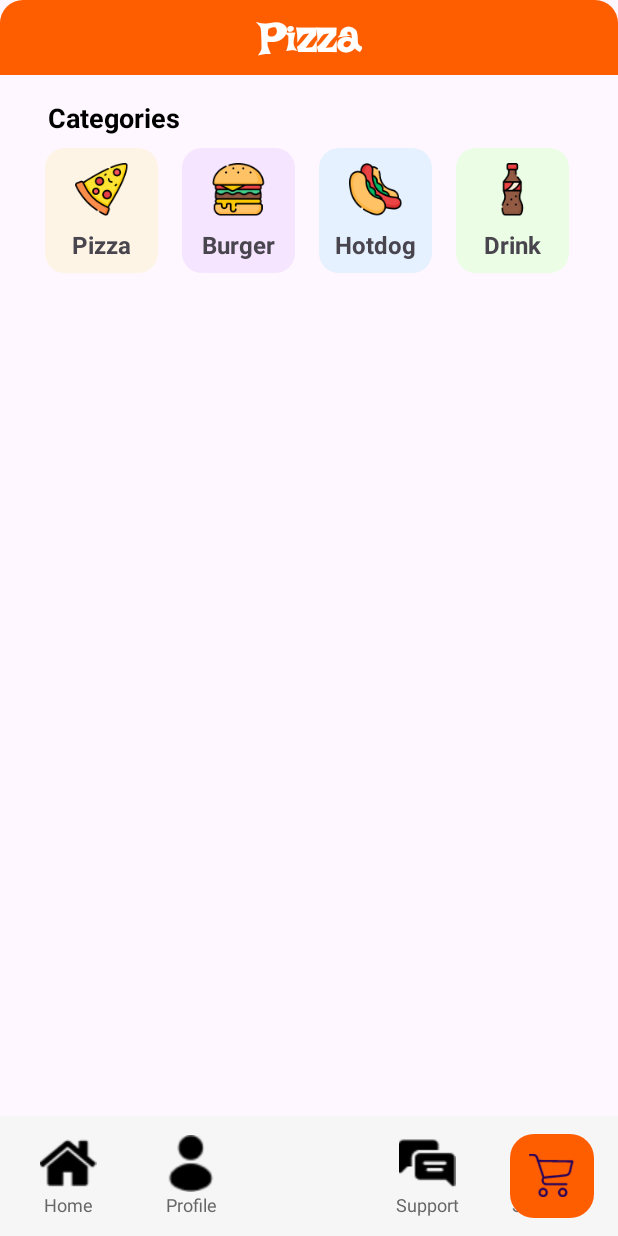
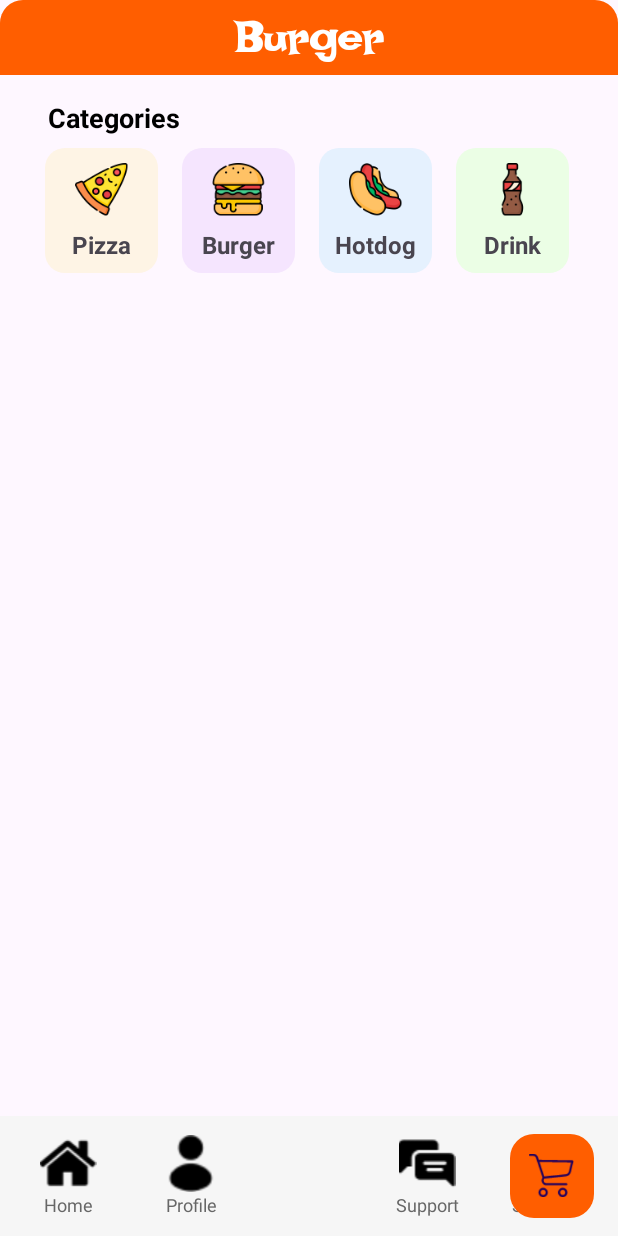
Before and after one commit to Ngocminh241/Du_An_1, an Android app: the MainActivity screen opened directly, with no data from a screen before it, after a tap on "Burger", on a phone screen of 412 x 824 dp. Run offline under Robolectric (Android 15) with nearby library versions, the light colour scheme and no system bars.

Commit message:
NgocMinh_cmt12

```diff
--- a/app/src/main/AndroidManifest.xml
+++ b/app/src/main/AndroidManifest.xml
@@ -12,6 +12,9 @@
         android:supportsRtl="true"
         android:theme="@style/Theme.Du_An_1"
         tools:targetApi="31">
+        <activity
+            android:name=".List_Category.Burger_List"
+            android:exported="false" />
         <activity
             android:name=".SettingActivity"
             android:exported="false" />
--- a/app/src/main/java/com/example/du_an_1/Adapter/CategoryAdapter.java
+++ b/app/src/main/java/com/example/du_an_1/Adapter/CategoryAdapter.java
@@ -18,6 +18,7 @@ import com.bumptech.glide.Glide;
 import com.example.du_an_1.DAO.User_DAO;
 import com.example.du_an_1.DTO.User;
 import com.example.du_an_1.Domain.CategoryDomain;
+import com.example.du_an_1.List_Category.Burger_List;
 import com.example.du_an_1.List_Category.Pizza_List;
 import com.example.du_an_1.R;
 
@@ -81,13 +82,25 @@ public class CategoryAdapter extends RecyclerView.Adapter<CategoryAdapter.ViewHo
 
         Glide.with(holder.itemView.getContext()).load(drawableResourceId).into(holder.categoryPic);
 
-        holder.itemView.setOnClickListener(new View.OnClickListener() {
-            @Override
-            public void onClick(View v) {
+
+        if (picUrl == "cat_1"){
+            holder.itemView.setOnClickListener(new View.OnClickListener() {
+                @Override
+                public void onClick(View v) {
                 Intent intent = new Intent(holder.itemView.getContext(), Pizza_List.class);
                 holder.itemView.getContext().startActivity(intent);
-            }
-        });
+                }
+            });
+        } else if (picUrl == "cat_2"){
+            holder.itemView.setOnClickListener(new View.OnClickListener() {
+                @Override
+                public void onClick(View v) {
+                    Intent intent = new Intent(holder.itemView.getContext(), Burger_List.class);
+                    holder.itemView.getContext().startActivity(intent);
+                }
+            });
+        }
+
     }
 
     @Override
--- /dev/null
+++ b/app/src/main/java/com/example/du_an_1/List_Category/Burger_List.java
@@ -0,0 +1,66 @@
+package com.example.du_an_1.List_Category;
+
+import android.content.Intent;
+import android.os.Bundle;
+import android.view.View;
+import android.widget.LinearLayout;
+
+import androidx.appcompat.app.AppCompatActivity;
+import androidx.recyclerview.widget.LinearLayoutManager;
+import androidx.recyclerview.widget.RecyclerView;
+
+import com.example.du_an_1.Adapter.CategoryAdapter;
+import com.example.du_an_1.Cart_Activity;
+import com.example.du_an_1.Domain.CategoryDomain;
+import com.example.du_an_1.MainActivity;
+import com.example.du_an_1.R;
+import com.google.android.material.floatingactionbutton.FloatingActionButton;
+
+import java.util.ArrayList;
+
+public class Burger_List extends AppCompatActivity {
+    private RecyclerView recyclerViewCategoryList;
+    private RecyclerView.Adapter adapter1;
+    @Override
+    protected void onCreate(Bundle savedInstanceState) {
+        super.onCreate(savedInstanceState);
+        setContentView(R.layout.activity_burger_list);
+
+        recyclerViewCategory();
+        bottomNavigation();
+    }
+    private void bottomNavigation(){
+        FloatingActionButton floatingActionButton = findViewById(R.id.float_cart_btn);
+        LinearLayout homeBtn = findViewById(R.id.home_btn);
+
+        floatingActionButton.setOnClickListener(new View.OnClickListener() {
+            @Override
+            public void onClick(View v) {
+                startActivity(new Intent(Burger_List.this, Cart_Activity.class));
+            }
+        });
+        homeBtn.setOnClickListener(new View.OnClickListener() {
+            @Override
+            public void onClick(View v) {
+                startActivity(new Intent(Burger_List.this, MainActivity.class));
+            }
+        });
+    }
+    private void recyclerViewCategory() {
+        LinearLayoutManager linearLayoutManager = new LinearLayoutManager(this, LinearLayoutManager.HORIZONTAL, false);
+        recyclerViewCategoryList = findViewById(R.id.recycler_categories);
+        recyclerViewCategoryList.setLayoutManager(linearLayoutManager);
+
+        ArrayList<CategoryDomain> categoryDomains = new ArrayList<>();
+        categoryDomains.add(new CategoryDomain("Pizza", "cat_1"));
+        categoryDomains.add(new CategoryDomain("Burger", "cat_2"));
+        categoryDomains.add(new CategoryDomain("Hotdog", "cat_3"));
+        categoryDomains.add(new CategoryDomain("Drink", "cat_4"));
+        categoryDomains.add(new CategoryDomain("Donut", "cat_5"));
+
+        adapter1 = new CategoryAdapter(categoryDomains);
+        recyclerViewCategoryList.setAdapter(adapter1);
+        adapter1.getItemViewType(R.id.categoryPic);
+
+    }
+}
--- a/app/src/main/java/com/example/du_an_1/ShowDetailActivity.java
+++ b/app/src/main/java/com/example/du_an_1/ShowDetailActivity.java
@@ -1,5 +1,6 @@
 package com.example.du_an_1;
 
+import android.content.Intent;
 import android.os.Bundle;
 import android.view.View;
 import android.widget.ImageView;
@@ -63,6 +64,8 @@ public class ShowDetailActivity extends AppCompatActivity {
             public void onClick(View v) {
                 object.setNumberInCart(numberOrder);
                 managementCart.insertFood(object);
+                Intent intent = new Intent(ShowDetailActivity.this, Cart_Activity.class);
+                startActivity(intent);
             }
         });
     }
--- /dev/null
+++ b/app/src/main/res/layout/activity_burger_list.xml
@@ -0,0 +1,234 @@
+<?xml version="1.0" encoding="utf-8"?>
+<androidx.constraintlayout.widget.ConstraintLayout xmlns:android="http://schemas.android.com/apk/res/android"
+    xmlns:app="http://schemas.android.com/apk/res-auto"
+    xmlns:tools="http://schemas.android.com/tools"
+    android:layout_width="match_parent"
+    android:layout_height="match_parent"
+    tools:context=".List_Category.Burger_List">
+    <ScrollView
+        android:id="@+id/scrollView_pizza_list"
+        android:layout_width="match_parent"
+        android:layout_height="0dp"
+        android:layout_marginBottom="50dp"
+        app:layout_constraintBottom_toBottomOf="parent"
+        app:layout_constraintEnd_toEndOf="parent"
+        app:layout_constraintStart_toStartOf="parent"
+        app:layout_constraintTop_toTopOf="parent">
+
+        <LinearLayout
+            android:layout_width="match_parent"
+            android:layout_height="match_parent"
+            android:orientation="vertical"
+            android:paddingBottom="90dp">
+
+            <androidx.constraintlayout.widget.ConstraintLayout
+                android:layout_width="match_parent"
+                android:layout_height="match_parent">
+
+                <TextView
+                    android:id="@+id/tv_title_food"
+                    android:layout_width="0dp"
+                    android:layout_height="50dp"
+                    android:background="@drawable/title_background"
+                    android:fontFamily="@font/lakkireddy"
+                    android:paddingTop="7dp"
+                    android:text="Burger"
+                    android:textAlignment="center"
+                    android:textColor="@color/white"
+                    android:textSize="30sp"
+                    android:textStyle="bold"
+                    app:layout_constraintEnd_toEndOf="parent"
+                    app:layout_constraintStart_toStartOf="parent"
+                    app:layout_constraintTop_toTopOf="parent" />
+
+                <TextView
+                    android:id="@+id/tv_categories"
+                    android:layout_width="wrap_content"
+                    android:layout_height="wrap_content"
+                    android:layout_marginStart="32dp"
+                    android:layout_marginTop="16dp"
+                    android:text="Categories"
+                    android:textColor="#000000"
+                    android:textSize="18sp"
+                    android:textStyle="bold"
+                    app:layout_constraintStart_toStartOf="parent"
+                    app:layout_constraintTop_toBottomOf="@+id/tv_title_food" />
+
+                <androidx.recyclerview.widget.RecyclerView
+                    android:id="@+id/recycler_categories"
+                    android:layout_width="match_parent"
+                    android:layout_height="wrap_content"
+                    android:paddingLeft="22dp"
+                    android:paddingRight="22dp"
+                    app:layout_constraintEnd_toEndOf="parent"
+                    app:layout_constraintStart_toStartOf="parent"
+                    app:layout_constraintTop_toBottomOf="@id/tv_categories" />
+            </androidx.constraintlayout.widget.ConstraintLayout>
+        </LinearLayout>
+    </ScrollView>
+
+    <androidx.coordinatorlayout.widget.CoordinatorLayout
+        android:layout_width="match_parent"
+        android:layout_height="100dp"
+        app:layout_constraintBottom_toBottomOf="parent"
+        app:layout_constraintEnd_toEndOf="parent"
+        app:layout_constraintStart_toStartOf="parent">
+
+        <com.google.android.material.bottomappbar.BottomAppBar
+            android:id="@+id/app_bar"
+            android:layout_width="match_parent"
+            android:layout_height="wrap_content"
+            android:layout_gravity="bottom"
+            android:backgroundTint="#f6f6f6"
+            app:fabCradleMargin="8dp"
+            app:fabCradleRoundedCornerRadius="50dp"
+            app:fabCradleVerticalOffset="6dp">
+
+            <LinearLayout
+                android:layout_width="match_parent"
+                android:layout_height="match_parent">
+
+                <LinearLayout
+                    android:id="@+id/home_btn"
+                    android:layout_width="0dp"
+                    android:layout_height="match_parent"
+                    android:layout_marginStart="-10dp"
+                    android:layout_weight="0.2"
+                    android:orientation="vertical">
+
+                    <ImageView
+                        android:id="@+id/img_home"
+                        android:layout_width="match_parent"
+                        android:layout_height="match_parent"
+                        android:layout_weight="1"
+                        app:srcCompat="@drawable/home1" />
+
+                    <TextView
+                        android:id="@+id/tv_home"
+                        android:layout_width="match_parent"
+                        android:layout_height="wrap_content"
+                        android:text="Home"
+                        android:textAlignment="center"
+                        android:textColor="#676767"
+                        android:textSize="12sp" />
+                </LinearLayout>
+
+                <LinearLayout
+                    android:id="@+id/profile_btn"
+                    android:layout_width="0dp"
+                    android:layout_height="match_parent"
+                    android:layout_weight="0.2"
+                    android:layout_marginStart="3dp"
+                    android:orientation="vertical">
+
+                    <ImageView
+                        android:id="@+id/img_profile"
+                        android:layout_width="match_parent"
+                        android:layout_height="wrap_content"
+                        android:layout_weight="1"
+                        app:srcCompat="@drawable/user1" />
+
+                    <TextView
+                        android:id="@+id/tv_profile"
+                        android:layout_width="match_parent"
+                        android:layout_height="wrap_content"
+                        android:text="Profile"
+                        android:textAlignment="center"
+                        android:textColor="#676767"
+                        android:textSize="12sp" />
+                </LinearLayout>
+
+                <LinearLayout
+                    android:id="@+id/trong"
+                    android:layout_width="0dp"
+                    android:layout_height="match_parent"
+                    android:layout_weight="0.2"
+                    android:orientation="vertical"
+                    android:visibility="invisible">
+
+                    <ImageView
+                        android:id="@+id/img_trong"
+                        android:layout_width="match_parent"
+                        android:layout_height="wrap_content"
+                        android:layout_weight="1"
+                        app:srcCompat="@drawable/user1" />
+
+                    <TextView
+                        android:id="@+id/tv_trong"
+                        android:layout_width="match_parent"
+                        android:layout_height="wrap_content"
+                        android:text="Profile"
+                        android:textAlignment="center"
+                        android:textColor="#676767"
+                        android:textSize="12sp" />
+                </LinearLayout>
+
+                <LinearLayout
+                    android:id="@+id/support_btn"
+                    android:layout_width="0dp"
+                    android:layout_height="match_parent"
+                    android:layout_weight="0.2"
+                    android:orientation="vertical">
+
+                    <ImageView
+                        android:id="@+id/img_support"
+                        android:layout_width="match_parent"
+                        android:layout_height="wrap_content"
+                        android:layout_weight="1"
+                        app:srcCompat="@drawable/chat1" />
+
+                    <TextView
+                        android:id="@+id/tv_support"
+                        android:layout_width="match_parent"
+                        android:layout_height="wrap_content"
+                        android:text="Support"
+                        android:textAlignment="center"
+                        android:textColor="#676767"
+                        android:textSize="12sp" />
+                </LinearLayout>
+
+                <LinearLayout
+                    android:id="@+id/setting_btn"
+                    android:layout_width="0dp"
+                    android:layout_height="match_parent"
+                    android:layout_weight="0.2"
+                    android:orientation="vertical">
+
+                    <ImageView
+                        android:id="@+id/img_settings"
+                        android:layout_width="match_parent"
+                        android:layout_height="wrap_content"
+                        android:layout_weight="1"
+                        app:srcCompat="@drawable/settings1" />
+
+                    <TextView
+                        android:id="@+id/tv_settings"
+                        android:layout_width="match_parent"
+                        android:layout_height="wrap_content"
+                        android:text="Settings"
+                        android:textAlignment="center"
+                        android:textColor="#676767"
+                        android:textSize="12sp" />
+                </LinearLayout>
+            </LinearLayout>
+
+        </com.google.android.material.bottomappbar.BottomAppBar>
+
+        <com.google.android.material.floatingactionbutton.FloatingActionButton
+            android:id="@+id/float_cart_btn"
+            android:layout_width="wrap_content"
+            android:layout_height="wrap_content"
+            android:backgroundTint="#ff5e00"
+            android:elevation="3dp"
+            android:src="@drawable/icon_shopping_cart"
+            android:tint="#ffffff"
+            app:backgroundTint="#ff5e00"
+            app:layout_anchor="@id/app_bar"
+            app:maxImageSize="30dp">
+
+        </com.google.android.material.floatingactionbutton.FloatingActionButton>
+
+    </androidx.coordinatorlayout.widget.CoordinatorLayout>
+
+
+</androidx.constraintlayout.widget.ConstraintLayout>
```
